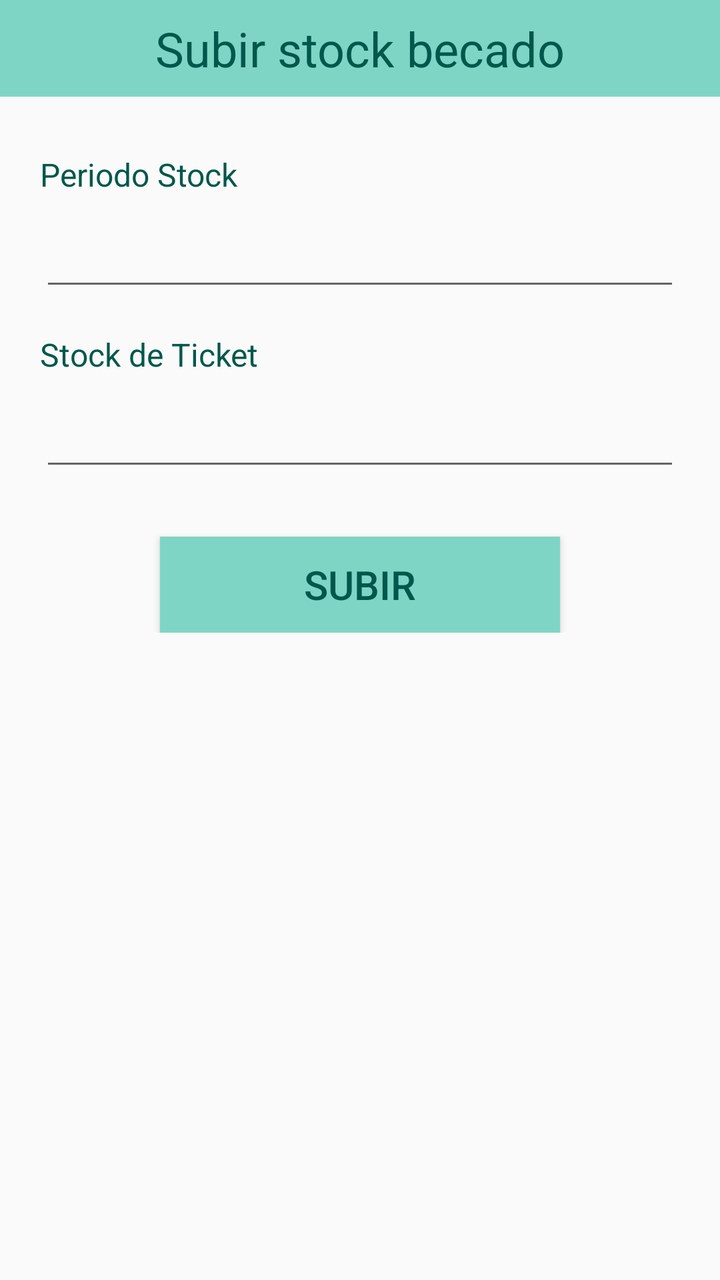
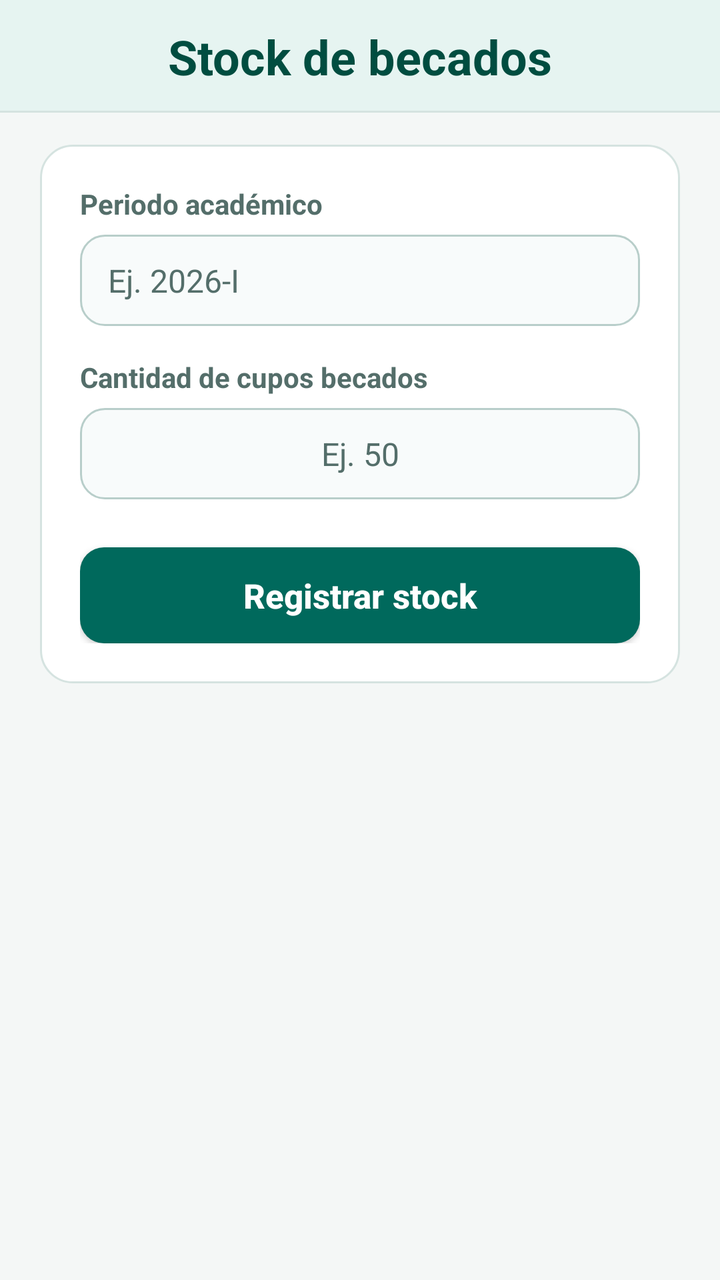

The first picture is an Android layout as it rendered before a commit; the second is the same layout after the commit. The layout source and the unified diff follow.
<!-- AndroidManifest.xml: application theme AppTheme -->
<!-- res/layout/fragment_fragmento_secretaria_ticket.xml -->
<?xml version="1.0" encoding="utf-8"?>
<LinearLayout xmlns:android="http://schemas.android.com/apk/res/android"
    xmlns:app="http://schemas.android.com/apk/res-auto"
    xmlns:tools="http://schemas.android.com/tools"
    android:layout_width="match_parent"
    android:layout_height="match_parent"
    android:orientation="vertical"
    tools:context=".fragmento_secretaria.fragmento_secretaria_ticket">

    <TextView
        android:id="@+id/textView17"
        android:layout_width="match_parent"
        android:layout_height="wrap_content"
        android:background="#7FD5C5"
        android:gravity="center_horizontal"
        android:paddingVertical="8dp"
        android:text="Subir stock becado"
        android:textColor="@color/colorPrimaryDark"
        android:textSize="@dimen/header_text_size" />

    <ScrollView
        android:layout_width="match_parent"
        android:layout_height="0dp"
        android:layout_weight="1"
        android:fillViewport="true">

        <androidx.constraintlayout.widget.ConstraintLayout
            android:layout_width="match_parent"
            android:layout_height="wrap_content"
            android:paddingStart="@dimen/screen_padding_horizontal"
            android:paddingTop="@dimen/screen_padding_vertical"
            android:paddingEnd="@dimen/screen_padding_horizontal"
            android:paddingBottom="@dimen/screen_padding_vertical">

            <LinearLayout
                android:layout_width="0dp"
                android:layout_height="wrap_content"
                android:orientation="vertical"
                app:layout_constraintEnd_toEndOf="parent"
                app:layout_constraintStart_toStartOf="parent"
                app:layout_constraintTop_toTopOf="parent"
                app:layout_constraintWidth_max="@dimen/content_max_width">

                <TextView
                    android:id="@+id/textView21"
                    android:layout_width="match_parent"
                    android:layout_height="wrap_content"
                    android:layout_marginTop="12dp"
                    android:text="Periodo Stock"
                    android:textColor="@color/colorPrimaryDark"
                    android:textSize="@dimen/label_text_size" />

                <EditText
                    android:id="@+id/text_perido_stock"
                    android:layout_width="match_parent"
                    android:layout_height="wrap_content"
                    android:layout_marginTop="6dp"
                    android:ems="10"
                    android:maxLength="10"
                    android:textColor="@android:color/black"
                    android:textSize="22sp" />

                <TextView
                    android:id="@+id/textView22"
                    android:layout_width="match_parent"
                    android:layout_height="wrap_content"
                    android:layout_marginTop="@dimen/form_section_spacing"
                    android:text="Stock de Ticket"
                    android:textColor="@color/colorPrimaryDark"
                    android:textSize="@dimen/label_text_size" />

                <EditText
                    android:id="@+id/text_stock"
                    android:layout_width="match_parent"
                    android:layout_height="wrap_content"
                    android:layout_marginTop="6dp"
                    android:ems="10"
                    android:gravity="center"
                    android:inputType="number"
                    android:maxLength="4"
                    android:textColor="@android:color/black"
                    android:textSize="22sp" />

                <Button
                    android:id="@+id/btn_guardar"
                    android:layout_width="@dimen/button_width"
                    android:layout_height="wrap_content"
                    android:layout_gravity="center_horizontal"
                    android:layout_marginTop="28dp"
                    android:background="#7FD5C5"
                    android:text="Subir"
                    android:textColor="@color/colorPrimaryDark"
                    android:textSize="20sp" />

            </LinearLayout>

        </androidx.constraintlayout.widget.ConstraintLayout>

    </ScrollView>

</LinearLayout>
<!-- resources referenced by this layout -->
<resources>
  <color name="colorPrimaryDark">#00574B</color>
  <dimen name="button_width">200dp</dimen>
  <dimen name="label_text_size">16sp</dimen>
  <style name="AppTheme" parent="Theme.AppCompat.Light.DarkActionBar">
          
          <item name="colorPrimary">@color/colorPrimary</item>
          <item name="colorPrimaryDark">@color/colorPrimaryDark</item>
          <item name="colorAccent">@color/colorAccent</item>
      </style>
  <color name="colorPrimary">#8BD8D0</color>
  <color name="colorAccent">#D81B60</color>
  <!-- unchanged entries left out for length: 5 -->
</resources>

<!-- the commit's change to res/layout/fragment_fragmento_secretaria_ticket.xml (unified diff, before → after) -->
@@ -4,19 +4,14 @@
     xmlns:tools="http://schemas.android.com/tools"
     android:layout_width="match_parent"
     android:layout_height="match_parent"
+    android:background="@color/bgScreen"
     android:orientation="vertical"
     tools:context=".fragmento_secretaria.fragmento_secretaria_ticket">
 
     <TextView
         android:id="@+id/textView17"
-        android:layout_width="match_parent"
-        android:layout_height="wrap_content"
-        android:background="#7FD5C5"
-        android:gravity="center_horizontal"
-        android:paddingVertical="8dp"
-        android:text="Subir stock becado"
-        android:textColor="@color/colorPrimaryDark"
-        android:textSize="@dimen/header_text_size" />
+        style="@style/ComedorSectionHeader"
+        android:text="Stock de becados" />
 
     <ScrollView
         android:layout_width="match_parent"
@@ -33,6 +28,7 @@
             android:paddingBottom="@dimen/screen_padding_vertical">
 
             <LinearLayout
+                style="@style/ComedorCard"
                 android:layout_width="0dp"
                 android:layout_height="wrap_content"
                 android:orientation="vertical"
@@ -43,54 +39,44 @@
 
                 <TextView
                     android:id="@+id/textView21"
-                    android:layout_width="match_parent"
-                    android:layout_height="wrap_content"
-                    android:layout_marginTop="12dp"
-                    android:text="Periodo Stock"
-                    android:textColor="@color/colorPrimaryDark"
-                    android:textSize="@dimen/label_text_size" />
+                    style="@style/ComedorFieldLabel"
+                    android:text="Periodo académico" />
 
                 <EditText
                     android:id="@+id/text_perido_stock"
+                    style="@style/ComedorInput"
                     android:layout_width="match_parent"
                     android:layout_height="wrap_content"
                     android:layout_marginTop="6dp"
                     android:ems="10"
-                    android:maxLength="10"
-                    android:textColor="@android:color/black"
-                    android:textSize="22sp" />
+                    android:hint="Ej. 2026-I"
+                    android:maxLength="10" />
 
                 <TextView
                     android:id="@+id/textView22"
-                    android:layout_width="match_parent"
-                    android:layout_height="wrap_content"
+                    style="@style/ComedorFieldLabel"
                     android:layout_marginTop="@dimen/form_section_spacing"
-                    android:text="Stock de Ticket"
-                    android:textColor="@color/colorPrimaryDark"
-                    android:textSize="@dimen/label_text_size" />
+                    android:text="Cantidad de cupos becados" />
 
                 <EditText
                     android:id="@+id/text_stock"
+                    style="@style/ComedorInput"
                     android:layout_width="match_parent"
                     android:layout_height="wrap_content"
                     android:layout_marginTop="6dp"
                     android:ems="10"
                     android:gravity="center"
+                    android:hint="Ej. 50"
                     android:inputType="number"
-                    android:maxLength="4"
-                    android:textColor="@android:color/black"
-                    android:textSize="22sp" />
+                    android:maxLength="4" />
 
                 <Button
                     android:id="@+id/btn_guardar"
-                    android:layout_width="@dimen/button_width"
+                    style="@style/ComedorButtonPrimary"
+                    android:layout_width="match_parent"
                     android:layout_height="wrap_content"
-                    android:layout_gravity="center_horizontal"
-                    android:layout_marginTop="28dp"
-                    android:background="#7FD5C5"
-                    android:text="Subir"
-                    android:textColor="@color/colorPrimaryDark"
-                    android:textSize="20sp" />
+                    android:layout_marginTop="24dp"
+                    android:text="Registrar stock" />
 
             </LinearLayout>
 
<!-- resource entries referenced after the edit -->
@@ -1,16 +1,146 @@
 <!-- resources referenced by this layout -->
 <resources>
-  <color name="colorPrimaryDark">#00574B</color>
-  <dimen name="button_width">200dp</dimen>
-  <dimen name="label_text_size">16sp</dimen>
+  <color name="bgScreen">#F4F7F6</color>
+  <style name="ComedorButtonPrimary">
+          <item name="android:background">@drawable/bg_btn_primary</item>
+          <item name="android:minHeight">48dp</item>
+          <item name="android:paddingStart">20dp</item>
+          <item name="android:paddingEnd">20dp</item>
+          <item name="android:paddingTop">10dp</item>
+          <item name="android:paddingBottom">10dp</item>
+          <item name="android:textAllCaps">false</item>
+          <item name="android:textColor">@color/textOnPrimary</item>
+          <item name="android:textSize">17sp</item>
+          <item name="android:textStyle">bold</item>
+      </style>
+  <style name="ComedorCard">
+          <item name="android:background">@drawable/bg_card</item>
+          <item name="android:padding">20dp</item>
+      </style>
+  <style name="ComedorFieldLabel">
+          <item name="android:layout_width">match_parent</item>
+          <item name="android:layout_height">wrap_content</item>
+          <item name="android:textColor">@color/textSecondary</item>
+          <item name="android:textSize">14sp</item>
+          <item name="android:textStyle">bold</item>
+      </style>
+  <style name="ComedorInput">
+          <item name="android:background">@drawable/bg_input</item>
+          <item name="android:paddingStart">14dp</item>
+          <item name="android:paddingEnd">14dp</item>
+          <item name="android:paddingTop">12dp</item>
+          <item name="android:paddingBottom">12dp</item>
+          <item name="android:textColor">@color/textPrimary</item>
+          <item name="android:textColorHint">@color/textSecondary</item>
+          <item name="android:textSize">@dimen/body_text_size</item>
+      </style>
+  <style name="ComedorSectionHeader">
+          <item name="android:layout_width">match_parent</item>
+          <item name="android:layout_height">wrap_content</item>
+          <item name="android:background">@drawable/bg_header_banner</item>
+          <item name="android:gravity">center_horizontal</item>
+          <item name="android:paddingTop">12dp</item>
+          <item name="android:paddingBottom">12dp</item>
+          <item name="android:paddingStart">16dp</item>
+          <item name="android:paddingEnd">16dp</item>
+          <item name="android:textColor">@color/colorPrimaryDark</item>
+          <item name="android:textSize">@dimen/header_text_size</item>
+          <item name="android:textStyle">bold</item>
+      </style>
+  <color name="colorPrimaryDark">#004D40</color>
   <style name="AppTheme" parent="Theme.AppCompat.Light.DarkActionBar">
-          
           <item name="colorPrimary">@color/colorPrimary</item>
           <item name="colorPrimaryDark">@color/colorPrimaryDark</item>
           <item name="colorAccent">@color/colorAccent</item>
+          <item name="android:windowBackground">@color/bgScreen</item>
+          <item name="android:textColorPrimary">@color/textPrimary</item>
+          <item name="android:textColorSecondary">@color/textSecondary</item>
       </style>
-  <color name="colorPrimary">#8BD8D0</color>
-  <color name="colorAccent">#D81B60</color>
+  <!-- drawable bg_btn_primary (drawable) -->
+  <?xml version="1.0" encoding="utf-8"?>
+  <selector xmlns:android="http://schemas.android.com/apk/res/android">
+      <item android:state_enabled="false">
+          <shape android:shape="rectangle">
+              <solid android:color="@color/btnPrimaryDisabled" />
+              <corners android:radius="12dp" />
+          </shape>
+      </item>
+      <item android:state_pressed="true">
+          <shape android:shape="rectangle">
+              <solid android:color="@color/btnPrimaryPressed" />
+              <corners android:radius="12dp" />
+          </shape>
+      </item>
+      <item>
+          <shape android:shape="rectangle">
+              <solid android:color="@color/colorPrimary" />
+              <corners android:radius="12dp" />
+          </shape>
+      </item>
+  </selector>
+  <color name="textOnPrimary">#FFFFFF</color>
+  <!-- drawable bg_card (drawable) -->
+  <?xml version="1.0" encoding="utf-8"?>
+  <shape xmlns:android="http://schemas.android.com/apk/res/android"
+      android:shape="rectangle">
+      <solid android:color="@color/bgCard" />
+      <corners android:radius="16dp" />
+      <stroke
+          android:width="1dp"
+          android:color="@color/borderCard" />
+  </shape>
+  <color name="textSecondary">#546E6A</color>
+  <!-- drawable bg_input (drawable) -->
+  <?xml version="1.0" encoding="utf-8"?>
+  <selector xmlns:android="http://schemas.android.com/apk/res/android">
+      <item android:state_enabled="false">
+          <shape android:shape="rectangle">
+              <solid android:color="@color/bgInputDisabled" />
+              <corners android:radius="12dp" />
+              <stroke android:width="1dp" android:color="@color/borderCard" />
+          </shape>
+      </item>
+      <item android:state_focused="true">
+          <shape android:shape="rectangle">
+              <solid android:color="@color/bgCard" />
+              <corners android:radius="12dp" />
+              <stroke android:width="2dp" android:color="@color/colorAccent" />
+          </shape>
+      </item>
+      <item>
+          <shape android:shape="rectangle">
+              <solid android:color="@color/bgInput" />
+              <corners android:radius="12dp" />
+              <stroke android:width="1dp" android:color="@color/borderInput" />
+          </shape>
+      </item>
+  </selector>
+  <color name="textPrimary">#162B28</color>
+  <dimen name="body_text_size">16sp</dimen>
+  <!-- drawable bg_header_banner (drawable) -->
+  <?xml version="1.0" encoding="utf-8"?>
+  <layer-list xmlns:android="http://schemas.android.com/apk/res/android">
+      <item>
+          <shape android:shape="rectangle">
+              <solid android:color="@color/borderCard" />
+          </shape>
+      </item>
+      <item android:bottom="1dp">
+          <shape android:shape="rectangle">
+              <solid android:color="@color/bgSurfaceSoft" />
+          </shape>
+      </item>
+  </layer-list>
+  <color name="colorPrimary">#00695C</color>
+  <color name="colorAccent">#00897B</color>
+  <color name="btnPrimaryDisabled">#B0C4C1</color>
+  <color name="btnPrimaryPressed">#004D40</color>
+  <color name="bgCard">#FFFFFF</color>
+  <color name="borderCard">#D5E3E0</color>
+  <color name="bgInputDisabled">#EEF4F3</color>
+  <color name="bgInput">#F8FBFB</color>
+  <color name="borderInput">#B8CECA</color>
+  <color name="bgSurfaceSoft">#E6F4F1</color>
   <!-- unchanged entries left out for length: 5 -->
 </resources>
 
